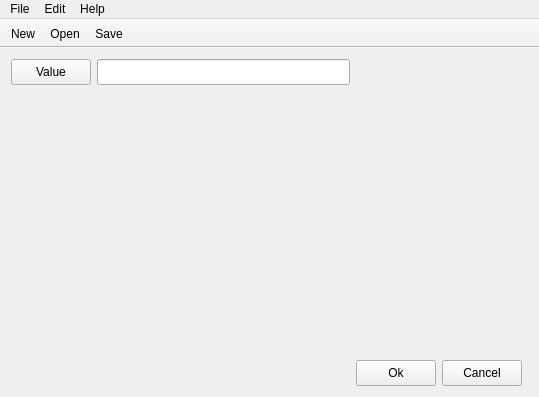
Qt form test_stylesheet/top.ui (sireeprojects/learnqt) before a commit.
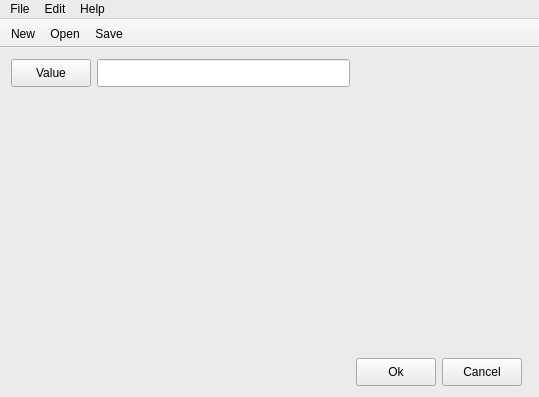
The same form after that commit. Icons and pictures are not drawn.

Diff of the .ui file:
```diff
--- a/test_stylesheet/top.ui
+++ b/test_stylesheet/top.ui
@@ -10,6 +10,421 @@
     <height>397</height>
    </rect>
   </property>
+  <property name="palette">
+   <palette>
+    <active>
+     <colorrole role="WindowText">
+      <brush brushstyle="SolidPattern">
+       <color alpha="255">
+        <red>0</red>
+        <green>0</green>
+        <blue>0</blue>
+       </color>
+      </brush>
+     </colorrole>
+     <colorrole role="Button">
+      <brush brushstyle="SolidPattern">
+       <color alpha="255">
+        <red>235</red>
+        <green>235</green>
+        <blue>235</blue>
+       </color>
+      </brush>
+     </colorrole>
+     <colorrole role="Light">
+      <brush brushstyle="SolidPattern">
+       <color alpha="255">
+        <red>255</red>
+        <green>255</green>
+        <blue>255</blue>
+       </color>
+      </brush>
+     </colorrole>
+     <colorrole role="Midlight">
+      <brush brushstyle="SolidPattern">
+       <color alpha="255">
+        <red>245</red>
+        <green>245</green>
+        <blue>245</blue>
+       </color>
+      </brush>
+     </colorrole>
+     <colorrole role="Dark">
+      <brush brushstyle="SolidPattern">
+       <color alpha="255">
+        <red>117</red>
+        <green>117</green>
+        <blue>117</blue>
+       </color>
+      </brush>
+     </colorrole>
+     <colorrole role="Mid">
+      <brush brushstyle="SolidPattern">
+       <color alpha="255">
+        <red>157</red>
+        <green>157</green>
+        <blue>157</blue>
+       </color>
+      </brush>
+     </colorrole>
+     <colorrole role="Text">
+      <brush brushstyle="SolidPattern">
+       <color alpha="255">
+        <red>0</red>
+        <green>0</green>
+        <blue>0</blue>
+       </color>
+      </brush>
+     </colorrole>
+     <colorrole role="BrightText">
+      <brush brushstyle="SolidPattern">
+       <color alpha="255">
+        <red>255</red>
+        <green>255</green>
+        <blue>255</blue>
+       </color>
+      </brush>
+     </colorrole>
+     <colorrole role="ButtonText">
+      <brush brushstyle="SolidPattern">
+       <color alpha="255">
+        <red>0</red>
+        <green>0</green>
+        <blue>0</blue>
+       </color>
+      </brush>
+     </colorrole>
+     <colorrole role="Base">
+      <brush brushstyle="SolidPattern">
+       <color alpha="255">
+        <red>255</red>
+        <green>255</green>
+        <blue>255</blue>
+       </color>
+      </brush>
+     </colorrole>
+     <colorrole role="Window">
+      <brush brushstyle="SolidPattern">
+       <color alpha="255">
+        <red>235</red>
+        <green>235</green>
+        <blue>235</blue>
+       </color>
+      </brush>
+     </colorrole>
+     <colorrole role="Shadow">
+      <brush brushstyle="SolidPattern">
+       <color alpha="255">
+        <red>0</red>
+        <green>0</green>
+        <blue>0</blue>
+       </color>
+      </brush>
+     </colorrole>
+     <colorrole role="AlternateBase">
+      <brush brushstyle="SolidPattern">
+       <color alpha="255">
+        <red>245</red>
+        <green>245</green>
+        <blue>245</blue>
+       </color>
+      </brush>
+     </colorrole>
+     <colorrole role="ToolTipBase">
+      <brush brushstyle="SolidPattern">
+       <color alpha="255">
+        <red>255</red>
+        <green>255</green>
+        <blue>220</blue>
+       </color>
+      </brush>
+     </colorrole>
+     <colorrole role="ToolTipText">
+      <brush brushstyle="SolidPattern">
+       <color alpha="255">
+        <red>0</red>
+        <green>0</green>
+        <blue>0</blue>
+       </color>
+      </brush>
+     </colorrole>
+    </active>
+    <inactive>
+     <colorrole role="WindowText">
+      <brush brushstyle="SolidPattern">
+       <color alpha="255">
+        <red>0</red>
+        <green>0</green>
+        <blue>0</blue>
+       </color>
+      </brush>
+     </colorrole>
+     <colorrole role="Button">
+      <brush brushstyle="SolidPattern">
+       <color alpha="255">
+        <red>235</red>
+        <green>235</green>
+        <blue>235</blue>
+       </color>
+      </brush>
+     </colorrole>
+     <colorrole role="Light">
+      <brush brushstyle="SolidPattern">
+       <color alpha="255">
+        <red>255</red>
+        <green>255</green>
+        <blue>255</blue>
+       </color>
+      </brush>
+     </colorrole>
+     <colorrole role="Midlight">
+      <brush brushstyle="SolidPattern">
+       <color alpha="255">
+        <red>245</red>
+        <green>245</green>
+        <blue>245</blue>
+       </color>
+      </brush>
+     </colorrole>
+     <colorrole role="Dark">
+      <brush brushstyle="SolidPattern">
+       <color alpha="255">
+        <red>117</red>
+        <green>117</green>
+        <blue>117</blue>
+       </color>
+      </brush>
+     </colorrole>
+     <colorrole role="Mid">
+      <brush brushstyle="SolidPattern">
+       <color alpha="255">
+        <red>157</red>
+        <green>157</green>
+        <blue>157</blue>
+       </color>
+      </brush>
+     </colorrole>
+     <colorrole role="Text">
+      <brush brushstyle="SolidPattern">
+       <color alpha="255">
+        <red>0</red>
+        <green>0</green>
+        <blue>0</blue>
+       </color>
+      </brush>
+     </colorrole>
+     <colorrole role="BrightText">
+      <brush brushstyle="SolidPattern">
+       <color alpha="255">
+        <red>255</red>
+        <green>255</green>
+        <blue>255</blue>
+       </color>
+      </brush>
+     </colorrole>
+     <colorrole role="ButtonText">
+      <brush brushstyle="SolidPattern">
+       <color alpha="255">
+        <red>0</red>
+        <green>0</green>
+        <blue>0</blue>
+       </color>
+      </brush>
+     </colorrole>
+     <colorrole role="Base">
+      <brush brushstyle="SolidPattern">
+       <color alpha="255">
+        <red>255</red>
+        <green>255</green>
+        <blue>255</blue>
+       </color>
+      </brush>
+     </colorrole>
+     <colorrole role="Window">
+      <brush brushstyle="SolidPattern">
+       <color alpha="255">
+        <red>235</red>
+        <green>235</green>
+        <blue>235</blue>
+       </color>
+      </brush>
+     </colorrole>
+     <colorrole role="Shadow">
+      <brush brushstyle="SolidPattern">
+       <color alpha="255">
+        <red>0</red>
+        <green>0</green>
+        <blue>0</blue>
+       </color>
+      </brush>
+     </colorrole>
+     <colorrole role="AlternateBase">
+      <brush brushstyle="SolidPattern">
+       <color alpha="255">
+        <red>245</red>
+        <green>245</green>
+        <blue>245</blue>
+       </color>
+      </brush>
+     </colorrole>
+     <colorrole role="ToolTipBase">
+      <brush brushstyle="SolidPattern">
+       <color alpha="255">
+        <red>255</red>
+        <green>255</green>
+        <blue>220</blue>
+       </color>
+      </brush>
+     </colorrole>
+     <colorrole role="ToolTipText">
+      <brush brushstyle="SolidPattern">
+       <color alpha="255">
+        <red>0</red>
+        <green>0</green>
+        <blue>0</blue>
+       </color>
+      </brush>
+     </colorrole>
+    </inactive>
+    <disabled>
+     <colorrole role="WindowText">
+      <brush brushstyle="SolidPattern">
+       <color alpha="255">
+        <red>117</red>
+        <green>117</green>
+        <blue>117</blue>
+       </color>
+      </brush>
+     </colorrole>
+     <colorrole role="Button">
+      <brush brushstyle="SolidPattern">
+       <color alpha="255">
+        <red>235</red>
+        <green>235</green>
+        <blue>235</blue>
+       </color>
+      </brush>
+     </colorrole>
+     <colorrole role="Light">
+      <brush brushstyle="SolidPattern">
+       <color alpha="255">
+        <red>255</red>
+        <green>255</green>
+        <blue>255</blue>
+       </color>
+      </brush>
+     </colorrole>
+     <colorrole role="Midlight">
+      <brush brushstyle="SolidPattern">
+       <color alpha="255">
+        <red>245</red>
+        <green>245</green>
+        <blue>245</blue>
+       </color>
+      </brush>
+     </colorrole>
+     <colorrole role="Dark">
+      <brush brushstyle="SolidPattern">
+       <color alpha="255">
+        <red>117</red>
+        <green>117</green>
+        <blue>117</blue>
+       </color>
+      </brush>
+     </colorrole>
+     <colorrole role="Mid">
+      <brush brushstyle="SolidPattern">
+       <color alpha="255">
+        <red>157</red>
+        <green>157</green>
+        <blue>157</blue>
+       </color>
+      </brush>
+     </colorrole>
+     <colorrole role="Text">
+      <brush brushstyle="SolidPattern">
+       <color alpha="255">
+        <red>117</red>
+        <green>117</green>
+        <blue>117</blue>
+       </color>
+      </brush>
+     </colorrole>
+     <colorrole role="BrightText">
+      <brush brushstyle="SolidPattern">
+       <color alpha="255">
+        <red>255</red>
+        <green>255</green>
+        <blue>255</blue>
+       </color>
+      </brush>
+     </colorrole>
+     <colorrole role="ButtonText">
+      <brush brushstyle="SolidPattern">
+       <color alpha="255">
+        <red>117</red>
+        <green>117</green>
+        <blue>117</blue>
+       </color>
+      </brush>
+     </colorrole>
+     <colorrole role="Base">
+      <brush brushstyle="SolidPattern">
+       <color alpha="255">
+        <red>235</red>
+        <green>235</green>
+        <blue>235</blue>
+       </color>
+      </brush>
+     </colorrole>
+     <colorrole role="Window">
+      <brush brushstyle="SolidPattern">
+       <color alpha="255">
+        <red>235</red>
+        <green>235</green>
+        <blue>235</blue>
+       </color>
+      </brush>
+     </colorrole>
+     <colorrole role="Shadow">
+      <brush brushstyle="SolidPattern">
+       <color alpha="255">
+        <red>0</red>
+        <green>0</green>
+        <blue>0</blue>
+       </color>
+      </brush>
+     </colorrole>
+     <colorrole role="AlternateBase">
+      <brush brushstyle="SolidPattern">
+       <color alpha="255">
+        <red>235</red>
+        <green>235</green>
+        <blue>235</blue>
+       </color>
+      </brush>
+     </colorrole>
+     <colorrole role="ToolTipBase">
+      <brush brushstyle="SolidPattern">
+       <color alpha="255">
+        <red>255</red>
+        <green>255</green>
+        <blue>220</blue>
+       </color>
+      </brush>
+     </colorrole>
+     <colorrole role="ToolTipText">
+      <brush brushstyle="SolidPattern">
+       <color alpha="255">
+        <red>0</red>
+        <green>0</green>
+        <blue>0</blue>
+       </color>
+      </brush>
+     </colorrole>
+    </disabled>
+   </palette>
+  </property>
   <property name="windowTitle">
    <string>top</string>
   </property>
@@ -20,7 +435,7 @@
       <property name="minimumSize">
        <size>
         <width>0</width>
-        <height>26</height>
+        <height>28</height>
        </size>
       </property>
       <property name="text">
@@ -33,7 +448,7 @@
       <property name="minimumSize">
        <size>
         <width>0</width>
-        <height>26</height>
+        <height>28</height>
        </size>
       </property>
       <property name="font">
@@ -49,7 +464,7 @@
       <property name="minimumSize">
        <size>
         <width>0</width>
-        <height>26</height>
+        <height>28</height>
        </size>
       </property>
       <property name="text">
@@ -62,7 +477,7 @@
       <property name="minimumSize">
        <size>
         <width>0</width>
-        <height>26</height>
+        <height>28</height>
        </size>
       </property>
       <property name="text">
```
